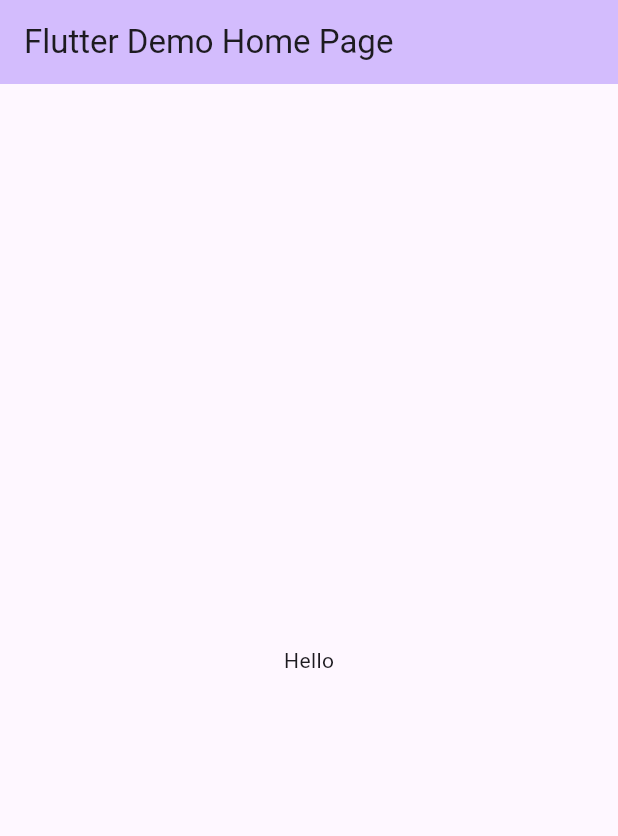
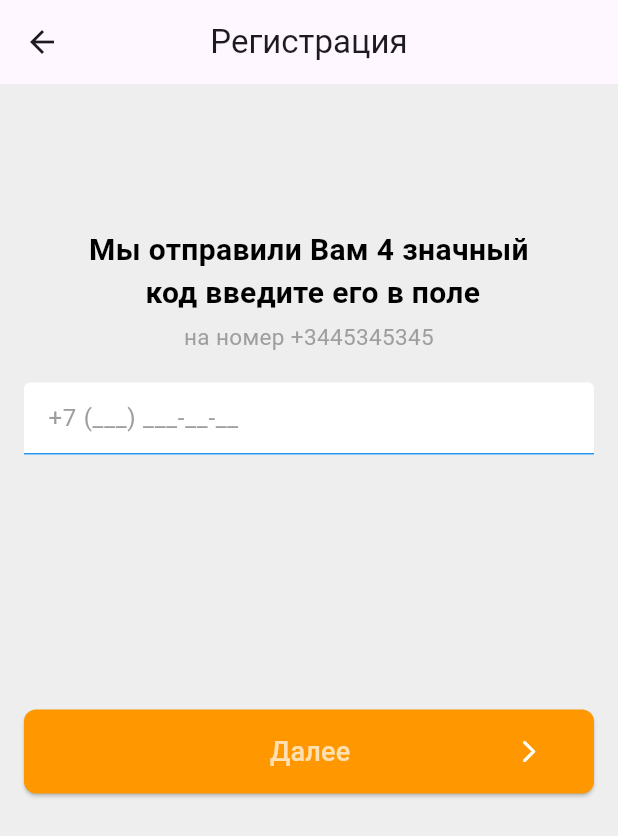
Before and after one commit to Erkebulan-Tolendi/test_project_dev, a Flutter app: the screen it shows after launch, on a phone screen of 412 x 824 dp. Shown: the top 836 px of the screen. Run offline on Flutter 3.47's test engine with Material 3 defaults, Android fonts, the phone set to English and light mode, and no system bars; our stand-ins replace mask_text_input_formatter.

Commit message:
added first page

```diff
--- /dev/null
+++ b/lib/features/auth/ui/screens/login/login_page_registration.dart
@@ -0,0 +1,110 @@
+import 'package:flutter/material.dart';
+import 'package:test_project_it_dev/features/auth/ui/screens/login/mask_text_fild.dart';
+
+class LoginPageRegistration extends StatefulWidget {
+  @override
+  _LoginPageRegistrationState createState() => _LoginPageRegistrationState();
+}
+
+class _LoginPageRegistrationState extends State<LoginPageRegistration> {
+  final TextEditingController textController = TextEditingController();
+  String phoneNumber = '';
+
+  @override
+  Widget build(BuildContext context) {
+    return Scaffold(
+      appBar: AppBar(
+        title: Text("Регистрация"),
+        centerTitle: true,
+        leading: IconButton(
+          icon: Icon(Icons.arrow_back),
+          onPressed: () {},
+        ),
+      ),
+      backgroundColor: Colors.grey.shade200,
+      body: Padding(
+        padding: const EdgeInsets.all(16.0),
+        child: SafeArea(
+          child: Column(
+            children: [
+              Padding(
+                padding: const EdgeInsets.only(top: 80.0, bottom: 4.0),
+                child: Text(
+                  "Мы отправили Вам 4 значный \n код введите его в поле",
+                  style: TextStyle(
+                    fontWeight: FontWeight.bold,
+                    fontSize: 20,
+                    color: Colors.black,
+                  ),
+                  textAlign: TextAlign.center,
+                ),
+              ),
+              Padding(
+                padding: const EdgeInsets.only(bottom: 5.0),
+                child: Text(
+                  "на номер +3445345345",
+                  style: TextStyle(
+                    fontWeight: FontWeight.normal,
+                    fontSize: 15,
+                    color: Colors.grey,
+                  ),
+                  textAlign: TextAlign.center,
+                ),
+              ),
+              Padding(
+                padding: const EdgeInsets.only(top: 15.0, bottom: 170),
+                child: MaskedTextField(
+                  controller: textController,
+                  mask: "+7 (###) ###-##-##",
+                  hintText: "+7 (___) ___-__-__",
+                  keyboardType: TextInputType.phone,
+                ),
+              ),
+              ElevatedButton(
+                onPressed: () {
+                  setState(() {
+                    phoneNumber = textController.text;
+                    print('Phone number: $phoneNumber');
+                  });
+                },
+                child: Padding(
+                  padding: EdgeInsets.symmetric(vertical: 15.0),
+                  child: Padding(
+                    padding: const EdgeInsets.only(left: 140.0),
+                    child: Row(
+                      children: [
+                        Text(
+                          'Далее',
+                          style: TextStyle(
+                            fontSize: 18.0,
+                            color: Colors.orange.shade100,
+                          ),
+                        ),
+                        const SizedBox(
+                          width: 110,
+                        ),
+                        const Icon(
+                          Icons.arrow_forward_ios_rounded,
+                          color: Colors.white,
+                        ), // Place the icon after the text
+                      ],
+                    ),
+                  ),
+                ),
+                style: ButtonStyle(
+                  shape: MaterialStateProperty.all<RoundedRectangleBorder>(
+                    RoundedRectangleBorder(
+                      borderRadius: BorderRadius.circular(8.0),
+                    ),
+                  ),
+                  backgroundColor:
+                      MaterialStateProperty.all<Color>(Colors.orange),
+                ),
+              ),
+            ],
+          ),
+        ),
+      ),
+    );
+  }
+}
--- /dev/null
+++ b/lib/features/auth/ui/screens/login/mask_text_fild.dart
@@ -0,0 +1,50 @@
+import 'package:flutter/material.dart';
+import 'package:mask_text_input_formatter/mask_text_input_formatter.dart';
+
+class MaskedTextField extends StatelessWidget {
+  final TextEditingController controller;
+  final String mask;
+  final String hintText;
+  final TextInputType keyboardType;
+
+  const MaskedTextField({
+    Key? key,
+    required this.controller,
+    required this.mask,
+    required this.hintText,
+    this.keyboardType = TextInputType.text,
+  }) : super(key: key);
+
+  @override
+  Widget build(BuildContext context) {
+    MaskTextInputFormatter maskFormatter = MaskTextInputFormatter(
+      mask: mask,
+      filter: {"#": RegExp(r'[0-9]')},
+    );
+
+    return TextField(
+      controller: controller,
+      inputFormatters: [maskFormatter],
+      keyboardType: keyboardType,
+      decoration: InputDecoration(
+        hintText: hintText,
+        hintStyle: TextStyle(color: Colors.grey),
+        fillColor: Colors.white,
+        filled: true,
+        focusedBorder: UnderlineInputBorder(
+          borderSide: BorderSide(color: Colors.green),
+        ),
+        enabledBorder: UnderlineInputBorder(
+          borderSide: BorderSide(color: Colors.blue),
+        ),
+        errorBorder: UnderlineInputBorder(
+          borderSide: BorderSide(color: Colors.red),
+        ),
+        border: UnderlineInputBorder(
+          borderSide: BorderSide(color: Colors.green),
+        ),
+        errorMaxLines: 1,
+      ),
+    );
+  }
+}
--- a/lib/main.dart
+++ b/lib/main.dart
@@ -1,4 +1,5 @@
 import 'package:flutter/material.dart';
+import 'package:test_project_it_dev/features/auth/ui/screens/login/login_page_registration.dart';
 
 void main() {
   runApp(const MyApp());
@@ -10,43 +11,13 @@
   @override
   Widget build(BuildContext context) {
     return MaterialApp(
+      debugShowCheckedModeBanner: false,
       title: 'Flutter Demo',
       theme: ThemeData(
         colorScheme: ColorScheme.fromSeed(seedColor: Colors.deepPurple),
         useMaterial3: true,
       ),
-      home: const MyHomePage(title: 'Flutter Demo Home Page'),
+      home: LoginPageRegistration(),
     );
   }
 }
-
-class MyHomePage extends StatefulWidget {
-  const MyHomePage({super.key, required this.title});
-  final String title;
-
-  @override
-  State<MyHomePage> createState() => _MyHomePageState();
-}
-
-class _MyHomePageState extends State<MyHomePage> {
-  int _counter = 0;
-
-  void _incrementCounter() {
-    setState(() {});
-  }
-
-  @override
-  Widget build(BuildContext context) {
-    return Scaffold(
-      appBar: AppBar(
-        backgroundColor: Theme.of(context).colorScheme.inversePrimary,
-        title: Text(widget.title),
-      ),
-      body: Center(
-        // Center is a layout widget. It takes a single child and positions it
-        // in the middle of the parent.
-        child: Text("Hello"),
-      ),
-    );
-  }
-}
--- a/pubspec.yaml
+++ b/pubspec.yaml
@@ -35,6 +35,8 @@
   # The following adds the Cupertino Icons font to your application.
   # Use with the CupertinoIcons class for iOS style icons.
   cupertino_icons: ^1.0.2
+  ant_design_flutter: ^0.0.1+5
+  mask_text_input_formatter: ^2.8.0
 
 dev_dependencies:
   flutter_test:
```
Also changed, not shown: lib/features/auth/ui/screens/login/login_page_autorization.dart (added, +110 -0 lines), lib/features/auth/ui/screens/login/text.dart (added), pubspec.lock.
